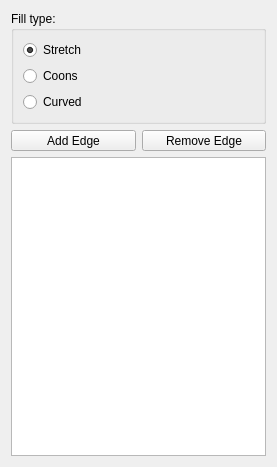
This is src/Mod/Surface/Gui/TaskFilling.ui in berndhahnebach/All_FreeCAD as Qt 5 draws it before an edit. The edited form follows.
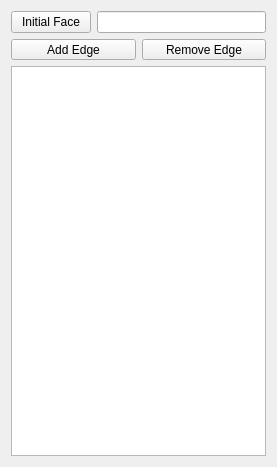
This is the edited form. Custom widgets are drawn as their Qt base class.

Commit message: Extend task panel for filling function

Patch:
```diff
--- a/src/Mod/Surface/Gui/TaskFilling.ui
+++ b/src/Mod/Surface/Gui/TaskFilling.ui
@@ -20,6 +20,24 @@
    <string>Filling</string>
   </property>
   <layout class="QGridLayout" name="gridLayout">
+   <item row="0" column="0">
+    <layout class="QHBoxLayout" name="horizontalLayout_2">
+     <item>
+      <widget class="QPushButton" name="buttonInitFace">
+       <property name="text">
+        <string>Initial Face</string>
+       </property>
+      </widget>
+     </item>
+     <item>
+      <widget class="Gui::ClearLineEdit" name="lineInitFaceName">
+       <property name="readOnly">
+        <bool>true</bool>
+       </property>
+      </widget>
+     </item>
+    </layout>
+   </item>
    <item row="1" column="0">
     <layout class="QHBoxLayout" name="horizontalLayout">
      <item>
@@ -59,48 +77,16 @@
    <item row="2" column="0">
     <widget class="QListWidget" name="listWidget"/>
    </item>
-   <item row="0" column="0">
-    <widget class="QGroupBox" name="fillTypes">
-     <property name="title">
-      <string>Fill type:</string>
-     </property>
-     <layout class="QGridLayout">
-      <property name="margin">
-       <number>9</number>
-      </property>
-      <property name="spacing">
-       <number>6</number>
-      </property>
-      <item row="2" column="0">
-       <widget class="QRadioButton" name="fillType_coons">
-        <property name="text">
-         <string>Coons</string>
-        </property>
-       </widget>
-      </item>
-      <item row="1" column="0">
-       <widget class="QRadioButton" name="fillType_stretch">
-        <property name="text">
-         <string>Stretch</string>
-        </property>
-        <property name="checked">
-         <bool>true</bool>
-        </property>
-       </widget>
-      </item>
-      <item row="3" column="0">
-       <widget class="QRadioButton" name="fillType_curved">
-        <property name="text">
-         <string>Curved</string>
-        </property>
-       </widget>
-      </item>
-     </layout>
-    </widget>
-   </item>
   </layout>
  </widget>
  <layoutdefault spacing="6" margin="11"/>
+ <customwidgets>
+  <customwidget>
+   <class>Gui::ClearLineEdit</class>
+   <extends>QLineEdit</extends>
+   <header location="global">Gui/Widgets.h</header>
+  </customwidget>
+ </customwidgets>
  <resources/>
  <connections/>
 </ui>
```
The commit also changes 5 other files.
